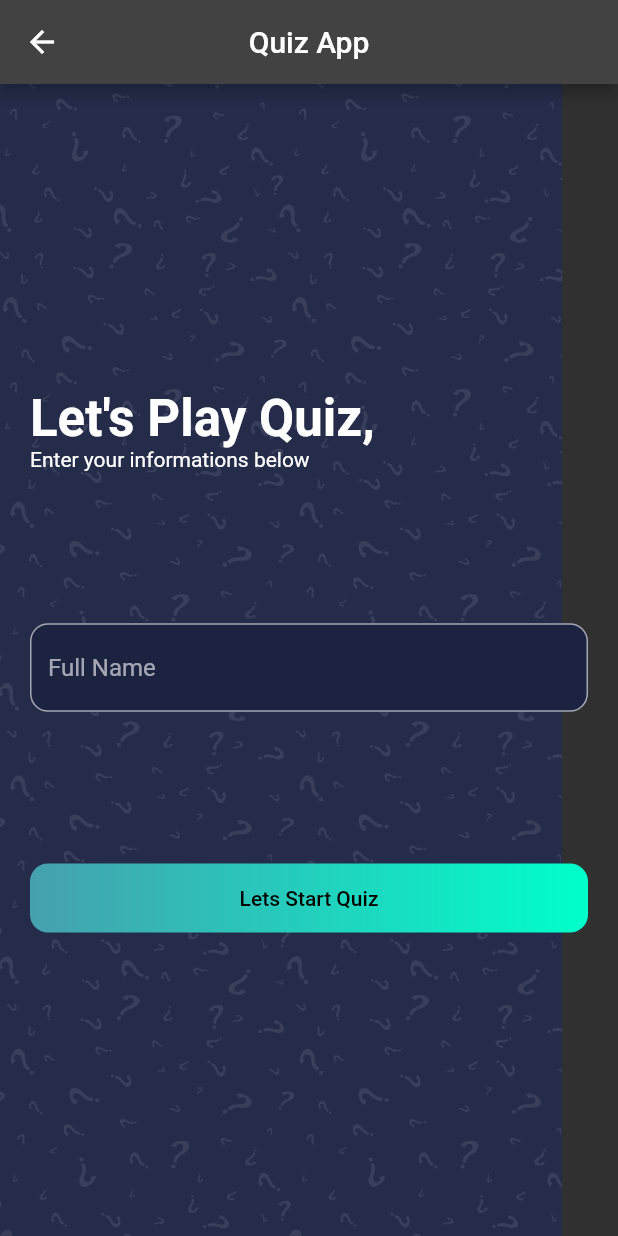
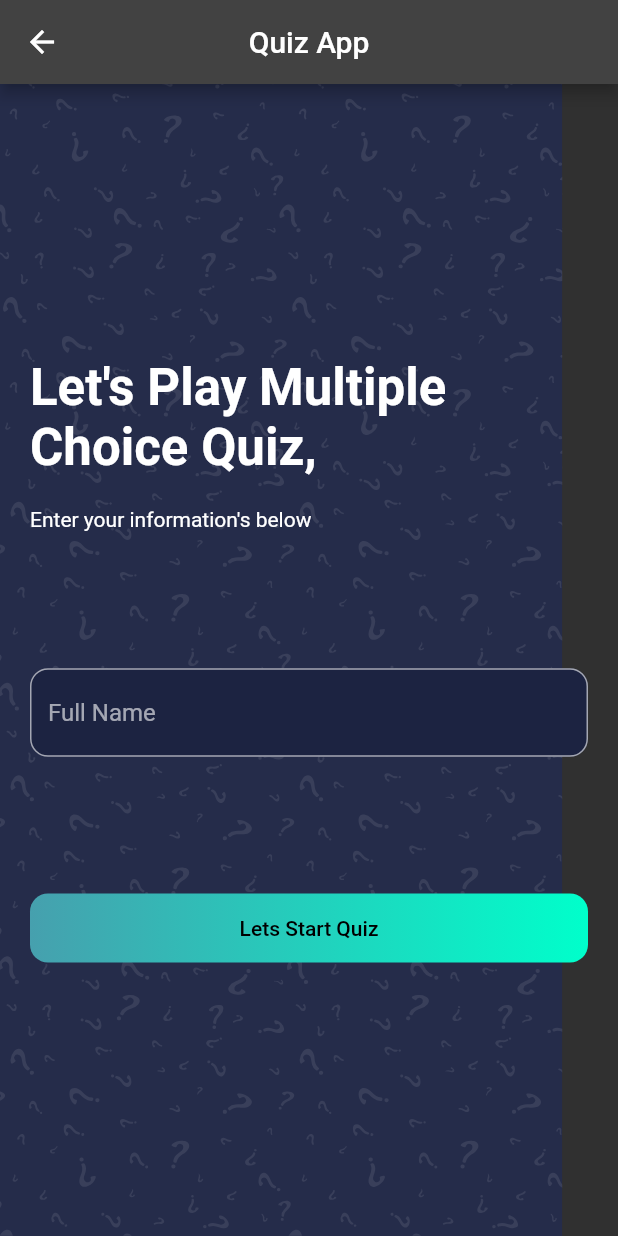
Before and after one commit to offical-waqas-khurshid/Quiz_App_Flutter, a Flutter app: the screen it shows after launch, after a tap on "Lets Start Quiz", on a phone screen of 412 x 824 dp. Run offline on Flutter 3.47's test engine with Material 2 defaults, Android fonts, the phone set to English and light mode, and no system bars; our stand-ins replace cached_network_image, flutter_svg, get; network calls fail.

```diff
--- a/lib/controllers/question_controller.dart
+++ b/lib/controllers/question_controller.dart
@@ -2,7 +2,7 @@ import 'package:flutter/widgets.dart';
 import 'package:get/get.dart';
 
 import '../models/Questions.dart';
-import '../screens/score/score_screen.dart';
+import '../screens/score/score_screen_multiple_choice.dart';
 
 
 class QuestionController extends GetxController
@@ -113,7 +113,7 @@ class QuestionController extends GetxController
       _animationController.forward().whenComplete(nextQuestion);
     } else {
       // Get package provide us simple way to naviigate another page
-      Get.to(ScoreScreen());
+      Get.to(ScoreScreenMultipleChoice());
     }
   }
 
--- a/lib/main.dart
+++ b/lib/main.dart
@@ -1,6 +1,6 @@
 import 'package:flutter/material.dart';
 import 'package:get/get_navigation/src/root/get_material_app.dart';
-import 'package:quiz_app_flutter/screens/welcome/welcome_screen.dart';
+import 'package:quiz_app_flutter/screens/welcome/multple_choice_welcome_screen.dart';
 
 import 'screens/home_Screen/home.dart';
 
--- /dev/null
+++ b/lib/screens/welcome/multple_choice_welcome_screen.dart
@@ -0,0 +1,84 @@
+import 'package:flutter/material.dart';
+import 'package:flutter_svg/svg.dart';
+import 'package:get/get.dart';
+
+import '../../constants.dart';
+import '../quiz/quiz_screen.dart';
+
+class MultipleChoiceWelcomeScreen extends StatefulWidget {
+  const MultipleChoiceWelcomeScreen({super.key});
+
+  @override
+  State<MultipleChoiceWelcomeScreen> createState() => _MultipleChoiceWelcomeScreenState();
+}
+
+class _MultipleChoiceWelcomeScreenState extends State<MultipleChoiceWelcomeScreen> {
+  @override
+  Widget build(BuildContext context) {
+    return Scaffold(
+      appBar: AppBar(
+        title: const Text(
+          "Quiz App",
+          style: TextStyle(color: Colors.white),
+        ),
+        centerTitle: true,
+      ),
+      body: Stack(
+        children: [
+          SvgPicture.asset("assets/icons/bg.svg", fit: BoxFit.fill),
+          SafeArea(
+            child: Padding(
+              padding: const EdgeInsets.symmetric(horizontal: kDefaultPadding),
+              child: Column(
+                crossAxisAlignment: CrossAxisAlignment.start,
+                children: [
+                  const Spacer(flex: 2), //2/6
+                  Text(
+                    "Let's Play Multiple Choice Quiz,",
+                    style: Theme.of(context).textTheme.headline4!.copyWith(
+                        color: Colors.white, fontWeight: FontWeight.bold),
+                  ),
+                  const SizedBox(height: 20,),
+                  const Text("Enter your information's below"),
+                  const Spacer(), // 1/6
+                  const TextField(
+                    decoration: InputDecoration(
+                      filled: true,
+                      fillColor: Color(0xFF1C2341),
+                      hintText: "Full Name",
+                      border: OutlineInputBorder(
+                        borderRadius: BorderRadius.all(Radius.circular(12)),
+                      ),
+                    ),
+                  ),
+                  const Spacer(), // 1/6
+                  InkWell(
+                    onTap: () => Get.to(QuizScreen()),
+                    child: Container(
+                      width: double.infinity,
+                      alignment: Alignment.center,
+                      padding: const EdgeInsets.all(kDefaultPadding * 0.75),
+                      // 15
+                      decoration: const BoxDecoration(
+                        gradient: kPrimaryGradient,
+                        borderRadius: BorderRadius.all(Radius.circular(12)),
+                      ),
+                      child: Text(
+                        "Lets Start Quiz",
+                        style: Theme.of(context)
+                            .textTheme
+                            .button!
+                            .copyWith(color: Colors.black),
+                      ),
+                    ),
+                  ),
+                  const Spacer(flex: 2), // it will take 2/6 spaces
+                ],
+              ),
+            ),
+          ),
+        ],
+      ),
+    );
+  }
+}
--- a/lib/screens/welcome/welcome_screen.dart
+++ b/lib/screens/welcome/true_false_welcome_screen.dart
@@ -5,12 +5,14 @@ import 'package:get/get.dart';
 import '../../constants.dart';
 import '../quiz/quiz_screen.dart';
 
-class WelcomeScreen extends StatefulWidget {
+class TrueFalseWelcomeScreen extends StatefulWidget {
+  const TrueFalseWelcomeScreen({super.key});
+
   @override
-  State<WelcomeScreen> createState() => _WelcomeScreenState();
+  State<TrueFalseWelcomeScreen> createState() => _TrueFalseWelcomeScreenState();
 }
 
-class _WelcomeScreenState extends State<WelcomeScreen> {
+class _TrueFalseWelcomeScreenState extends State<TrueFalseWelcomeScreen> {
   @override
   Widget build(BuildContext context) {
     return Scaffold(
@@ -32,11 +34,12 @@ class _WelcomeScreenState extends State<WelcomeScreen> {
                 children: [
                   const Spacer(flex: 2), //2/6
                   Text(
-                    "Let's Play Quiz,",
+                    "Let's Play Multiple Choice Quiz,",
                     style: Theme.of(context).textTheme.headline4!.copyWith(
                         color: Colors.white, fontWeight: FontWeight.bold),
                   ),
-                  const Text("Enter your informations below"),
+                  const SizedBox(height: 20,),
+                  const Text("Enter your information's below"),
                   const Spacer(), // 1/6
                   const TextField(
                     decoration: InputDecoration(
--- a/pubspec.yaml
+++ b/pubspec.yaml
@@ -37,6 +37,7 @@ dependencies:
   cupertino_icons: ^1.0.2
   get: ^4.6.5
   flutter_svg: ^2.0.4
+  cached_network_image: ^2.0.0
 
 dev_dependencies:
   flutter_test:
```
Also changed, not shown: lib/data/data.dart (added, +76 -0 lines), lib/models/question_model.dart (added, +33 -0 lines), lib/screens/home_Screen/home.dart (+9 -5 lines), lib/screens/quiz/play_quiz.dart (added, +268 -0 lines), lib/screens/score/score_screen_multiple_choice.dart (renamed from lib/screens/score/score_screen.dart, +12 -2 lines), lib/screens/score/scroe_screen_true_false.dart (added, +53 -0 lines), pubspec.lock.
